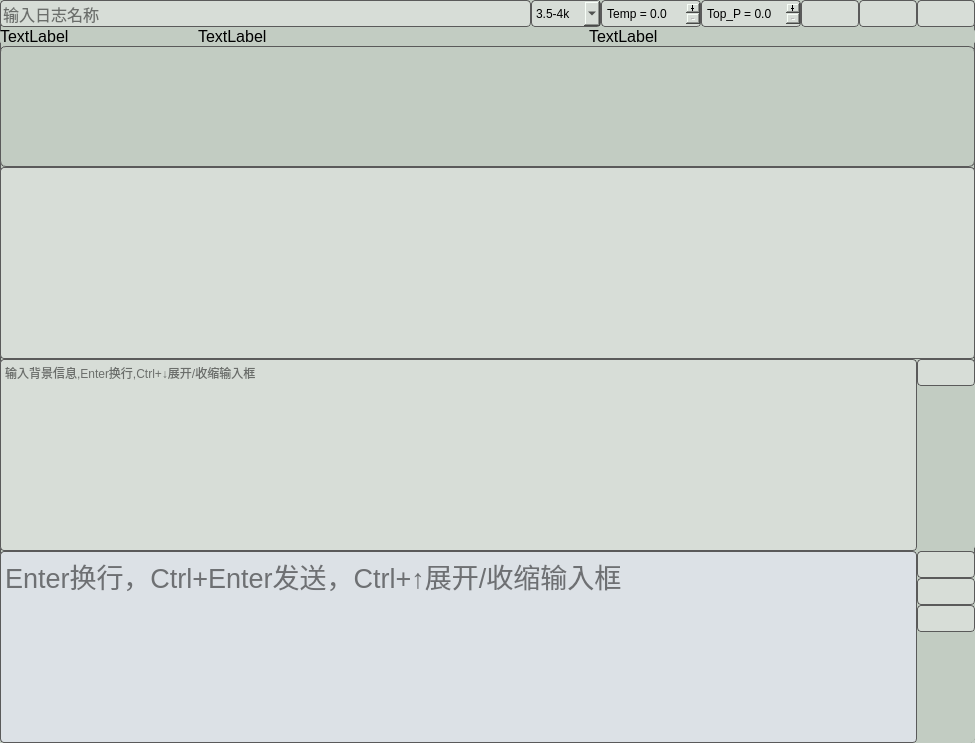
First picture: the form in chatgpt_project/ui/chatgpt_ui.ui, repository bigdeeer/toolbox, before the edit.
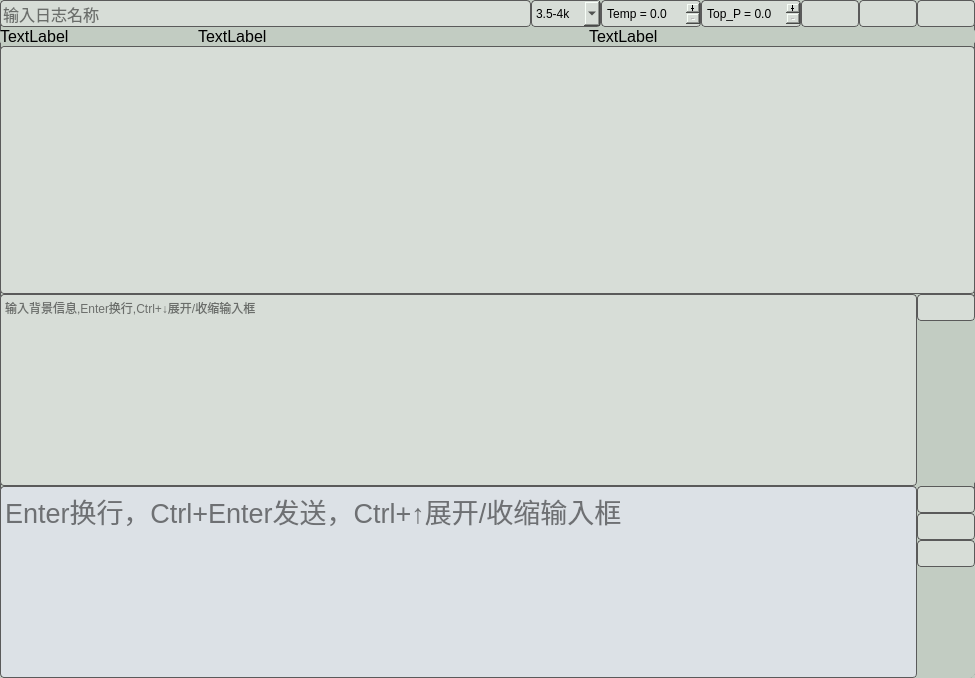
Second picture: the form after the edit. Icons and pictures are not drawn. Custom widgets are drawn as their Qt base class.

Patch:
```diff
--- a/chatgpt_project/ui/chatgpt_ui.ui
+++ b/chatgpt_project/ui/chatgpt_ui.ui
@@ -7,7 +7,7 @@
     <x>0</x>
     <y>0</y>
     <width>975</width>
-    <height>743</height>
+    <height>678</height>
    </rect>
   </property>
   <property name="sizePolicy">
@@ -452,7 +452,7 @@
     <item>
      <widget class="DialogList" name="dialog_list" native="true">
       <property name="sizePolicy">
-       <sizepolicy hsizetype="Preferred" vsizetype="Expanding">
+       <sizepolicy hsizetype="Preferred" vsizetype="Preferred">
         <horstretch>0</horstretch>
         <verstretch>0</verstretch>
        </sizepolicy>
```
